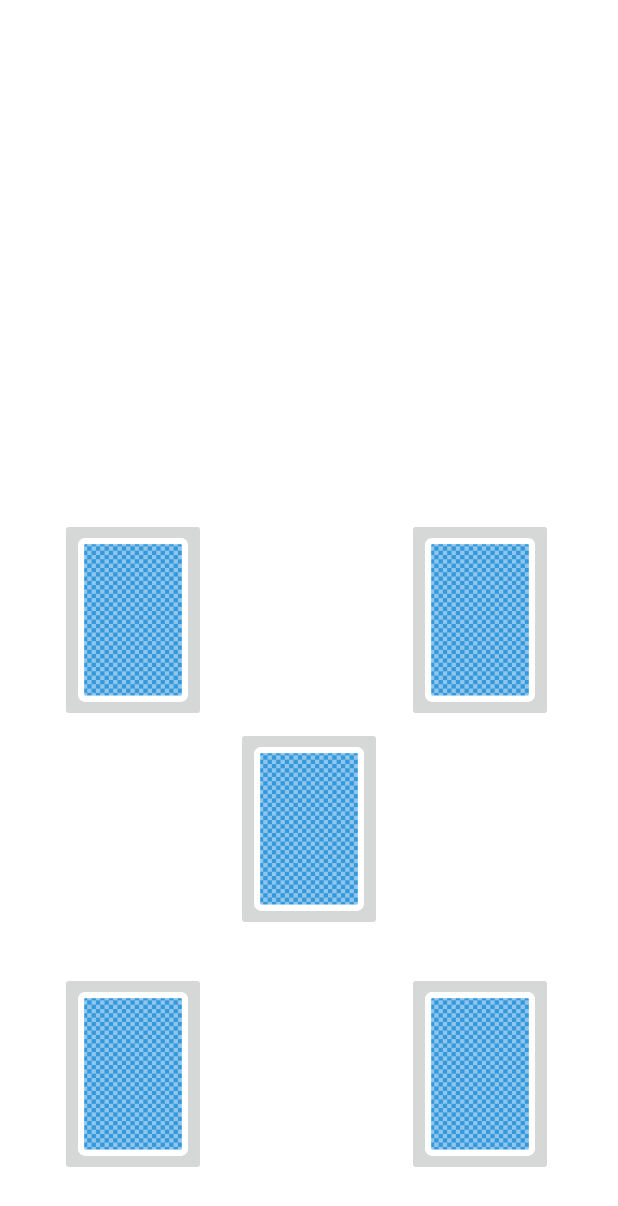
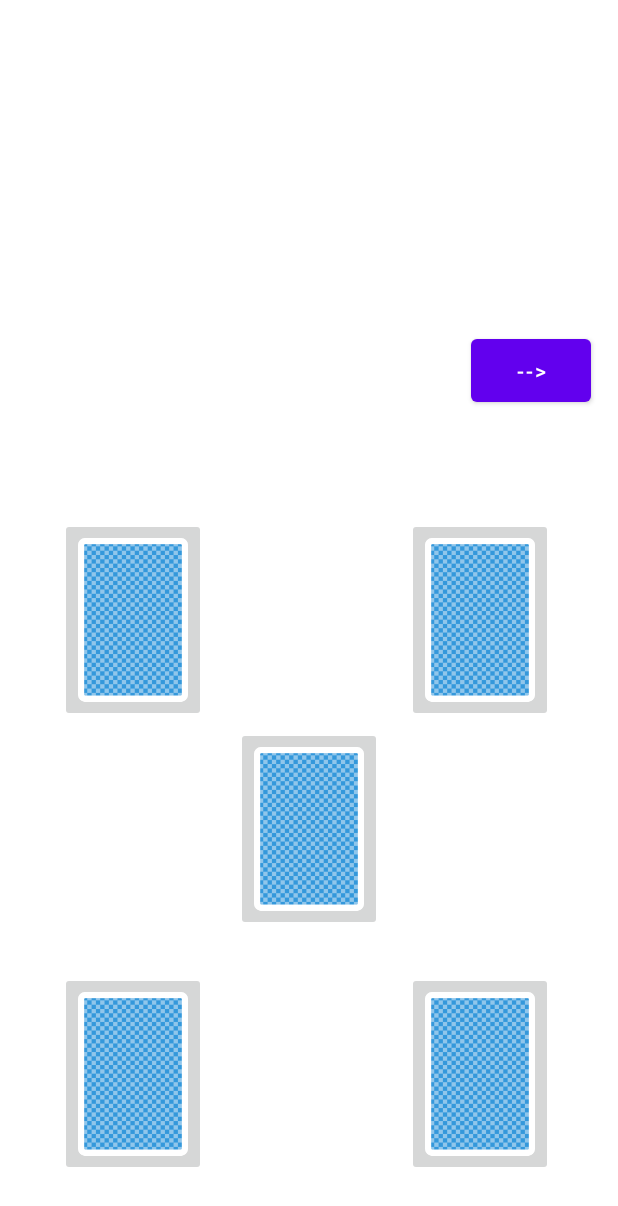
Before and after one commit to VladZGarcia/Banquito2, an Android app: the layout activity_game_start.xml on its own in the app's theme, with its tools: preview values and no code run, on a phone screen of 412 x 824 dp. Shown: the top 1206 px of the screen. Run offline under Robolectric (Android 15) with nearby library versions, the phone set to English and light mode, and no system bars.

Commit message:
sixth commit

```diff
--- /dev/null
+++ b/app/src/main/java/com/example/banquito2/Pile.kt
@@ -0,0 +1,4 @@
+package com.example.banquito2
+
+class Pile( var card : Cards, var player: Players) {
+}
--- a/app/src/main/res/layout/activity_game_start.xml
+++ b/app/src/main/res/layout/activity_game_start.xml
@@ -66,14 +66,14 @@
 
     <TextView
         android:id="@+id/infoTextView"
-        android:layout_width="242dp"
-        android:layout_height="175dp"
-        android:layout_marginTop="40dp"
-        android:autoSizeTextType="uniform"
+        android:layout_width="306dp"
+        android:layout_height="210dp"
+        android:layout_marginTop="36dp"
+        android:autoSizeTextType="none"
         android:justificationMode="inter_word"
         android:textSize="20sp"
         app:layout_constraintEnd_toEndOf="parent"
-        app:layout_constraintHorizontal_bias="0.497"
+        app:layout_constraintHorizontal_bias="0.38"
         app:layout_constraintStart_toStartOf="parent"
         app:layout_constraintTop_toTopOf="parent" />
 
@@ -91,4 +91,15 @@
         app:srcCompat="@drawable/peter_river"
         tools:ignore="SpeakableTextPresentCheck" />
 
+    <Button
+        android:id="@+id/continueButton"
+        android:layout_width="80dp"
+        android:layout_height="54dp"
+        android:layout_marginTop="220dp"
+        android:text="-->"
+        app:layout_constraintEnd_toEndOf="parent"
+        app:layout_constraintHorizontal_bias="0.946"
+        app:layout_constraintStart_toStartOf="parent"
+        app:layout_constraintTop_toTopOf="parent" />
+
 </androidx.constraintlayout.widget.ConstraintLayout>
--- a/app/src/main/res/layout/activity_main.xml
+++ b/app/src/main/res/layout/activity_main.xml
@@ -27,15 +27,14 @@
 
     <Button
         android:id="@+id/startButton"
-        android:layout_width="wrap_content"
-        android:layout_height="wrap_content"
+        android:layout_width="140dp"
+        android:layout_height="59dp"
         android:layout_marginTop="40dp"
         android:layout_marginBottom="40dp"
         android:text="START!"
         android:textSize="20sp"
         app:layout_constraintBottom_toBottomOf="parent"
         app:layout_constraintEnd_toEndOf="parent"
-        app:layout_constraintHorizontal_bias="0.498"
         app:layout_constraintStart_toStartOf="parent"
         app:layout_constraintTop_toBottomOf="@+id/banquitoTextView"
         app:layout_constraintVertical_bias="1.0" />
```
Also changed, not shown: app/src/main/java/com/example/banquito2/gameStartActivity.kt (+69 -26 lines).
